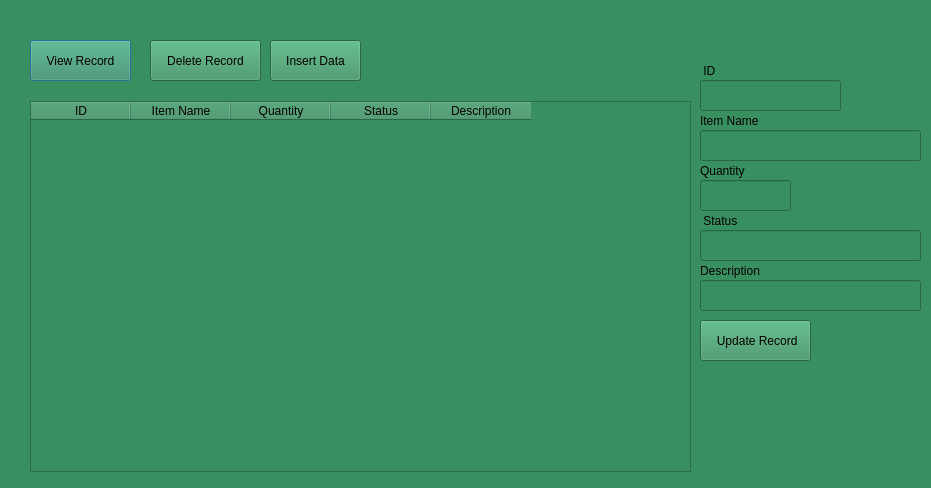
This is addgardentool.ui in Rabsoninnora/RoseGardenPlantCareSystem as Qt 5 draws it before an edit. The edited form follows.
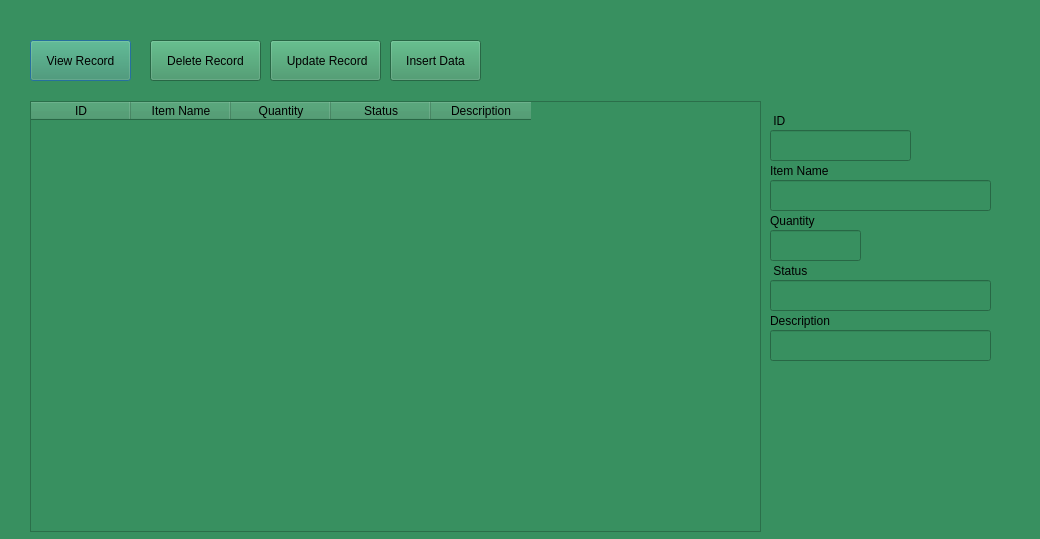
This is the edited form.

```diff
--- a/addgardentool.ui
+++ b/addgardentool.ui
@@ -6,8 +6,8 @@
    <rect>
     <x>0</x>
     <y>0</y>
-    <width>931</width>
-    <height>488</height>
+    <width>1040</width>
+    <height>539</height>
    </rect>
   </property>
   <property name="windowTitle">
@@ -32,7 +32,7 @@
   <widget class="QPushButton" name="btn_Insert_Record">
    <property name="geometry">
     <rect>
-     <x>270</x>
+     <x>390</x>
      <y>40</y>
      <width>91</width>
      <height>41</height>
@@ -58,8 +58,8 @@
   <widget class="QPushButton" name="btn_Update_Record">
    <property name="geometry">
     <rect>
-     <x>700</x>
-     <y>320</y>
+     <x>270</x>
+     <y>40</y>
      <width>111</width>
      <height>41</height>
     </rect>
@@ -73,8 +73,8 @@
     <rect>
      <x>30</x>
      <y>101</y>
-     <width>661</width>
-     <height>371</height>
+     <width>731</width>
+     <height>431</height>
     </rect>
    </property>
    <column>
@@ -106,8 +106,8 @@
   <widget class="QLabel" name="Tool_ID">
    <property name="geometry">
     <rect>
-     <x>700</x>
-     <y>60</y>
+     <x>770</x>
+     <y>110</y>
      <width>31</width>
      <height>21</height>
     </rect>
@@ -119,8 +119,8 @@
   <widget class="QLabel" name="Item_name">
    <property name="geometry">
     <rect>
-     <x>700</x>
-     <y>110</y>
+     <x>770</x>
+     <y>160</y>
      <width>81</width>
      <height>21</height>
     </rect>
@@ -132,8 +132,8 @@
   <widget class="QLabel" name="Quantity">
    <property name="geometry">
     <rect>
-     <x>700</x>
-     <y>160</y>
+     <x>770</x>
+     <y>210</y>
      <width>71</width>
      <height>21</height>
     </rect>
@@ -145,8 +145,8 @@
   <widget class="QLabel" name="Status">
    <property name="geometry">
     <rect>
-     <x>700</x>
-     <y>210</y>
+     <x>770</x>
+     <y>260</y>
      <width>71</width>
      <height>21</height>
     </rect>
@@ -158,8 +158,8 @@
   <widget class="QLabel" name="Description">
    <property name="geometry">
     <rect>
-     <x>700</x>
-     <y>260</y>
+     <x>770</x>
+     <y>310</y>
      <width>81</width>
      <height>21</height>
     </rect>
@@ -171,8 +171,8 @@
   <widget class="QLineEdit" name="lineEdit_ID">
    <property name="geometry">
     <rect>
-     <x>700</x>
-     <y>80</y>
+     <x>770</x>
+     <y>130</y>
      <width>141</width>
      <height>31</height>
     </rect>
@@ -181,19 +181,9 @@
   <widget class="QLineEdit" name="lineEdit_Item_name">
    <property name="geometry">
     <rect>
-     <x>700</x>
-     <y>130</y>
-     <width>221</width>
-     <height>31</height>
-    </rect>
-   </property>
-  </widget>
-  <widget class="QLineEdit" name="lineEdit_Quantity">
-   <property name="geometry">
-    <rect>
-     <x>700</x>
+     <x>770</x>
      <y>180</y>
-     <width>91</width>
+     <width>221</width>
      <height>31</height>
     </rect>
    </property>
@@ -201,9 +191,9 @@
   <widget class="QLineEdit" name="lineEdit_Status">
    <property name="geometry">
     <rect>
-     <x>700</x>
+     <x>770</x>
      <y>230</y>
-     <width>221</width>
+     <width>91</width>
      <height>31</height>
     </rect>
    </property>
@@ -211,13 +201,23 @@
   <widget class="QLineEdit" name="lineEdit_Description">
    <property name="geometry">
     <rect>
-     <x>700</x>
+     <x>770</x>
      <y>280</y>
      <width>221</width>
      <height>31</height>
     </rect>
    </property>
   </widget>
+  <widget class="QLineEdit" name="lineEdit_Description">
+   <property name="geometry">
+    <rect>
+     <x>770</x>
+     <y>330</y>
+     <width>221</width>
+     <height>31</height>
+    </rect>
+   </property>
+  </widget>
  </widget>
  <resources/>
  <connections/>
```
Left out of the diff: 4 changed lines with no effect on the pictures.
